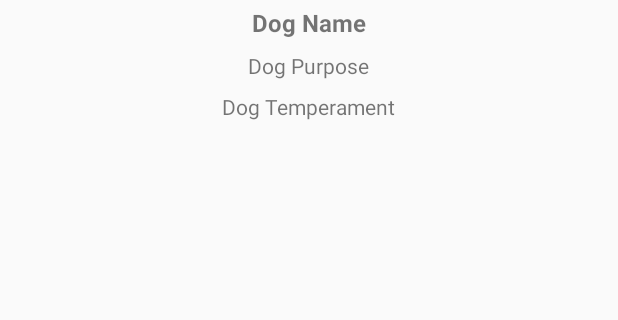
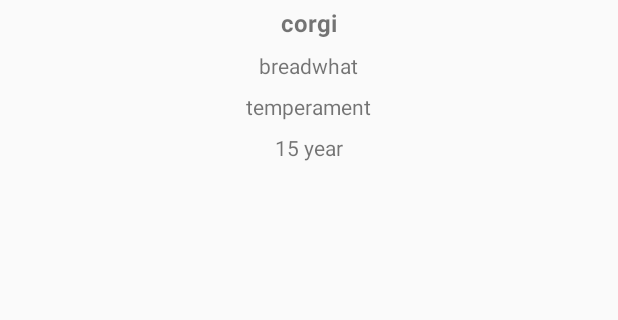
Before and after one commit to khishh/MVVMAppTest, an Android app: the DetailFragment screen opened through its navigation route, on a phone screen of 412 x 824 dp, the part 386-706 px from its top. Run offline under Robolectric (Android 15) with nearby library versions, the phone set to English and light mode, and no system bars; our stand-ins replace ButterKnife, RxJava, navigation-ui; network calls fail.

```diff
--- a/app/src/main/AndroidManifest.xml
+++ b/app/src/main/AndroidManifest.xml
@@ -1,6 +1,8 @@
 <?xml version="1.0" encoding="utf-8"?>
 <manifest xmlns:android="http://schemas.android.com/apk/res/android"
     package="com.example.dogsappmvvm">
+
+    <uses-permission android:name="android.permission.INTERNET"/>
 
     <application
         android:allowBackup="true"
--- a/app/src/main/java/com/example/dogsappmvvm/DetailFragment.java
+++ b/app/src/main/java/com/example/dogsappmvvm/DetailFragment.java
@@ -5,6 +5,9 @@ import android.os.Bundle;
 import androidx.annotation.NonNull;
 import androidx.annotation.Nullable;
 import androidx.fragment.app.Fragment;
+import androidx.lifecycle.Observer;
+import androidx.lifecycle.ViewModelProvider;
+import androidx.lifecycle.ViewModelProviders;
 import androidx.navigation.NavAction;
 import androidx.navigation.NavController;
 import androidx.navigation.NavDirections;
@@ -16,8 +19,11 @@ import androidx.navigation.ui.NavigationUI;
 import android.view.LayoutInflater;
 import android.view.View;
 import android.view.ViewGroup;
+import android.widget.ImageView;
 import android.widget.TextView;
 
+import com.example.dogsappmvvm.model.DogBreed;
+import com.example.dogsappmvvm.viewmodel.DetailViewModel;
 import com.google.android.material.floatingactionbutton.FloatingActionButton;
 
 import butterknife.BindView;
@@ -29,7 +35,26 @@ import butterknife.ButterKnife;
  */
 public class DetailFragment extends Fragment {
 
+    private DetailViewModel detailViewModel;
+
+    private DogBreed dog;
+
     private int dogUuId;
+
+    @BindView(R.id.dogImage)
+    ImageView dogImage;
+
+    @BindView(R.id.dogName)
+    TextView dogName;
+
+    @BindView(R.id.dogPurpose)
+    TextView dogPurpose;
+
+    @BindView(R.id.dogTemperament)
+    TextView dogTemperament;
+
+    @BindView(R.id.dogLifeSpan)
+    TextView dogLifeSpan;
 
     public DetailFragment() {
         // Required empty public constructor
@@ -49,11 +74,30 @@ public class DetailFragment extends Fragment {
     public void onViewCreated(@NonNull View view, @Nullable Bundle savedInstanceState) {
         super.onViewCreated(view, savedInstanceState);
 
+        detailViewModel = ViewModelProviders.of(this).get(DetailViewModel.class);
+        detailViewModel.refresh();
+
+        observeViewModel();
+
         if(getArguments() != null){
             dogUuId = DetailFragmentArgs.fromBundle(getArguments()).getDogUuId();
         }
 
     }
 
+    private void observeViewModel(){
+
+        detailViewModel.dog.observe(this, a_dog -> {
+            if(a_dog != null){
+                dogImage.setImageResource(R.mipmap.ic_launcher_round);
+                dogName.setText(a_dog.dogBreed);
+                dogPurpose.setText(a_dog.bredFor);
+                dogTemperament.setText(a_dog.temperament);
+                dogLifeSpan.setText(a_dog.lifeSpan);
+                dog = a_dog;
+            }
+        });
+
+    }
 
 }
--- a/app/src/main/java/com/example/dogsappmvvm/ListFragment.java
+++ b/app/src/main/java/com/example/dogsappmvvm/ListFragment.java
@@ -5,17 +5,33 @@ import android.os.Bundle;
 import androidx.annotation.NonNull;
 import androidx.annotation.Nullable;
 import androidx.fragment.app.Fragment;
+import androidx.lifecycle.Observer;
+import androidx.lifecycle.ViewModelProvider;
+import androidx.lifecycle.ViewModelProviders;
 import androidx.navigation.NavAction;
+import androidx.navigation.NavController;
 import androidx.navigation.NavDirections;
 import androidx.navigation.Navigation;
+import androidx.recyclerview.widget.LinearLayoutManager;
+import androidx.recyclerview.widget.RecyclerView;
+import androidx.swiperefreshlayout.widget.SwipeRefreshLayout;
 
 import android.view.LayoutInflater;
 import android.view.View;
 import android.view.ViewGroup;
+import android.widget.ProgressBar;
+import android.widget.TextView;
 
+import com.example.dogsappmvvm.model.DogBreed;
+import com.example.dogsappmvvm.view.DogListAdapter;
+import com.example.dogsappmvvm.viewmodel.ListViewModel;
 import com.google.android.material.floatingactionbutton.FloatingActionButton;
 
+import java.util.ArrayList;
+import java.util.List;
+
 import butterknife.BindView;
+import butterknife.BindViews;
 import butterknife.ButterKnife;
 
 
@@ -24,6 +40,20 @@ import butterknife.ButterKnife;
  */
 public class ListFragment extends Fragment {
 
+    private ListViewModel viewModel;
+    private DogListAdapter dogsListAdapter = new DogListAdapter(new ArrayList<>());
+
+    @BindView(R.id.refreshLayout)
+    SwipeRefreshLayout swipeRefreshLayout;
+
+    @BindView(R.id.dogList)
+    RecyclerView dogList;
+
+    @BindView(R.id.listErrorView)
+    TextView listErrorView;
+
+    @BindView(R.id.progressBar)
+    ProgressBar progressBar;
 
     public ListFragment() {
         // Required empty public constructor
@@ -39,5 +69,46 @@ public class ListFragment extends Fragment {
         return view;
     }
 
+    @Override
+    public void onViewCreated(@NonNull View view, @Nullable Bundle savedInstanceState) {
+        super.onViewCreated(view, savedInstanceState);
+
+        viewModel = ViewModelProviders.of(this).get(ListViewModel.class);
+        viewModel.refresh();
+
+
+        dogList.setLayoutManager(new LinearLayoutManager(getContext()));
+        dogList.setAdapter(dogsListAdapter);
+        observeViewModel();
+
+
+    }
+
+    private void observeViewModel(){
+
+        viewModel.dogList.observe(this, dogs -> {
+            if(dogs != null){
+                dogList.setVisibility(View.VISIBLE);
+                dogsListAdapter.updateDogsList(dogs);
+            }
+        });
+
+        viewModel.dogLoadError.observe(this, isError -> {
+            if(isError != null)
+                listErrorView.setVisibility(isError ? View.VISIBLE : View.GONE);
+        });
+
+        viewModel.loading.observe(this, isLoading -> {
+            if(isLoading != null){
+                progressBar.setVisibility(isLoading ? View.VISIBLE : View.GONE);
+                if(isLoading){
+                    dogList.setVisibility(View.GONE);
+                    listErrorView.setVisibility(View.GONE);
+                }
+            }
+        });
+    }
+
+
 
 }
--- a/app/src/main/java/com/example/dogsappmvvm/model/DogBreed.java
+++ b/app/src/main/java/com/example/dogsappmvvm/model/DogBreed.java
@@ -1,15 +1,32 @@
 package com.example.dogsappmvvm.model;
+
+import com.google.gson.annotations.SerializedName;
 
 public class DogBreed {
 
+    @SerializedName("id")
     public String breedId;
+
+    @SerializedName("name")
     public String dogBreed;
+
+    @SerializedName("life_span")
     public String lifeSpan;
+
+    @SerializedName("breed_group")
     public String breedGroup;
+
+    @SerializedName("bred_for")
     public String bredFor;
+
+    @SerializedName("temperament")
     public String temperament;
+
+    @SerializedName("url")
     public String imageUrl;
-    public int uui;
+
+
+    public int uuid;
 
     public DogBreed(String breedId, String dogBreed, String lifeSpan, String breedGroup, String bredFor, String temperament, String imageUrl) {
         this.breedId = breedId;
--- /dev/null
+++ b/app/src/main/java/com/example/dogsappmvvm/model/DogsApi.java
@@ -0,0 +1,14 @@
+package com.example.dogsappmvvm.model;
+
+import java.util.List;
+
+import io.reactivex.Single;
+import retrofit2.http.GET;
+
+public interface DogsApi {
+
+    // end point
+    @GET("DevTides/DogsApi/master/dogs.json")
+    Single<List<DogBreed>> getDogs();
+
+}
--- /dev/null
+++ b/app/src/main/java/com/example/dogsappmvvm/model/DogsApiService.java
@@ -0,0 +1,33 @@
+package com.example.dogsappmvvm.model;
+
+import java.util.List;
+
+import io.reactivex.Single;
+import retrofit2.Retrofit;
+import retrofit2.adapter.rxjava2.RxJava2CallAdapterFactory;
+import retrofit2.converter.gson.GsonConverterFactory;
+
+public class DogsApiService {
+
+    private static final String BASE_URL = "https://raw.githubusercontent.com";
+
+    private DogsApi api;
+
+    public DogsApiService(){
+
+        // baseUrl --> create a complete URL by attaching BASE_URL and endpoint
+        // addConverterFactory --> convert Json file into List<DogBreed> object with GsonConverterFactory
+        // addCallAdapterFactory --> use RxJava to convert List<DogBreed> into a single observable
+        // create --> create api based on the information given in interface
+        api = new Retrofit.Builder()
+                .baseUrl(BASE_URL)
+                .addConverterFactory(GsonConverterFactory.create())
+                .addCallAdapterFactory(RxJava2CallAdapterFactory.create())
+                .build()
+                .create(DogsApi.class);
+    }
+
+    public Single<List<DogBreed>> getDogs(){
+        return api.getDogs();
+    }
+}
--- /dev/null
+++ b/app/src/main/java/com/example/dogsappmvvm/viewmodel/DetailViewModel.java
@@ -0,0 +1,24 @@
+package com.example.dogsappmvvm.viewmodel;
+
+import android.app.Application;
+
+import androidx.annotation.NonNull;
+import androidx.lifecycle.AndroidViewModel;
+import androidx.lifecycle.MutableLiveData;
+
+import com.example.dogsappmvvm.model.DogBreed;
+
+public class DetailViewModel extends AndroidViewModel {
+
+    public MutableLiveData<DogBreed> dog = new MutableLiveData<>();
+
+    public DetailViewModel(@NonNull Application application) {
+        super(application);
+    }
+
+    public void refresh(){
+        DogBreed dog1 = new DogBreed("1", "corgi", "15 year", "corigi", "breadwhat", "temperament", null);
+        dog.setValue(dog1);
+    }
+
+}
--- /dev/null
+++ b/app/src/main/java/com/example/dogsappmvvm/viewmodel/ListViewModel.java
@@ -0,0 +1,90 @@
+package com.example.dogsappmvvm.viewmodel;
+
+import android.app.Application;
+import android.nfc.Tag;
+import android.util.Log;
+
+import androidx.annotation.NonNull;
+import androidx.lifecycle.AndroidViewModel;
+import androidx.lifecycle.MutableLiveData;
+
+import com.example.dogsappmvvm.model.DogBreed;
+import com.example.dogsappmvvm.model.DogsApiService;
+
+import java.util.ArrayList;
+import java.util.List;
+
+import io.reactivex.android.schedulers.AndroidSchedulers;
+import io.reactivex.disposables.CompositeDisposable;
+import io.reactivex.observers.DisposableSingleObserver;
+import io.reactivex.schedulers.Schedulers;
+
+public class ListViewModel extends AndroidViewModel {
+
+    private final static  String TAG = "ListViewModel";
+
+    public MutableLiveData<List<DogBreed>> dogList = new MutableLiveData<List<DogBreed>>();
+    public MutableLiveData<Boolean> dogLoadError = new MutableLiveData<Boolean>();
+    public MutableLiveData<Boolean> loading = new MutableLiveData<Boolean>();
+
+    private DogsApiService dogsService = new DogsApiService();
+
+    // CompositeDisposable --> collect disposable and destroy them when it needs to.
+    private CompositeDisposable disposable = new CompositeDisposable();
+
+    public ListViewModel(@NonNull Application application) {
+        super(application);
+    }
+
+    public void refresh(){
+        fetchFromRemote();
+    }
+
+    private void fetchFromRemote(){
+
+        // getDogs will return Single which is a type of observable
+
+        // subscribeOn --> Since we don't know how long it will take to fetch information from the
+        // Internet coming back to our application, we cannot use our main thread. If main thread will
+        // be stuck for a long period, it blocks the user Api(user interaction) and may crush.
+        // Therefore, we need to subscribe on another thread where this operation will be done in background.
+
+        // observeOn --> Get that data from the Api to background thread but we cannot show it to user.
+        // So when we finish background operation, we need to observe that info to get that data on MainThread
+
+        // subscribeWith --> subscribe the observable to check whether the operation was success or failure
+
+        // DisposableObserver --> observer which can be disposed ay any point to prevent out of memory issue.
+
+        loading.setValue(true);
+        disposable.add(
+            dogsService.getDogs()
+                    .subscribeOn(Schedulers.newThread())
+                    .observeOn(AndroidSchedulers.mainThread())
+                    .subscribeWith(new DisposableSingleObserver<List<DogBreed>>() {
+                        @Override
+                        public void onSuccess(List<DogBreed> dogBreeds) {
+                            dogList.setValue(dogBreeds);
+                            dogLoadError.setValue(false);
+                            loading.setValue(false);
+                        }
+
+                        @Override
+                        public void onError(Throwable e) {
+                            dogLoadError.setValue(true);
+                            loading.setValue(false);
+                            Log.d(TAG, "Here");
+                            e.printStackTrace();
+                        }
+                    })
+        );
+
+    }
+
+    @Override
+    protected void onCleared() {
+        super.onCleared();
+        disposable.clear();
+    }
+
+}
--- a/app/src/main/res/layout/fragment_detail.xml
+++ b/app/src/main/res/layout/fragment_detail.xml
@@ -45,6 +45,15 @@
         android:layout_below="@+id/dogPurpose"
         android:layout_centerHorizontal="true"/>
 
+    <TextView
+        android:id="@+id/dogLifeSpan"
+        android:layout_width="wrap_content"
+        android:layout_height="wrap_content"
+        style="@style/Text"
+        android:layout_margin="4dp"
+        android:text="Dog Lifespan"
+        android:layout_below="@+id/dogTemperament"
+        android:layout_centerHorizontal="true"/>
 
 
 
--- a/app/src/main/res/layout/fragment_list.xml
+++ b/app/src/main/res/layout/fragment_list.xml
@@ -33,7 +33,7 @@
             android:id="@+id/listErrorView"
             android:layout_width="wrap_content"
             android:layout_height="wrap_content"
-            android:text="TextView"
+            android:text="@string/loading_error_message"
             app:layout_constraintBottom_toBottomOf="parent"
             app:layout_constraintEnd_toEndOf="parent"
             app:layout_constraintStart_toStartOf="parent"
--- a/app/src/main/res/values/strings.xml
+++ b/app/src/main/res/values/strings.xml
@@ -3,4 +3,5 @@
 
     <!-- TODO: Remove or change this placeholder text -->
     <string name="hello_blank_fragment">Hello blank fragment</string>
+    <string name="loading_error_message">An error has occurred while loading data</string>
 </resources>
```
